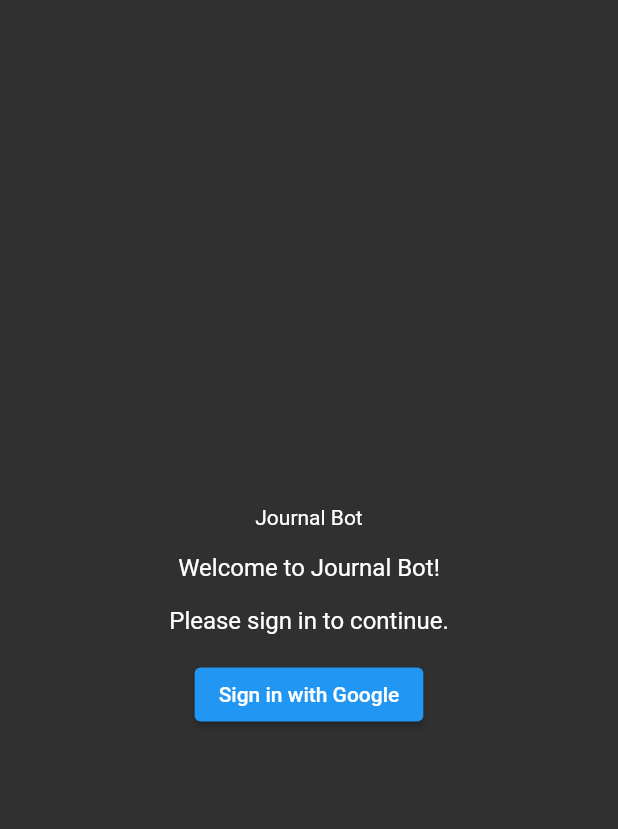
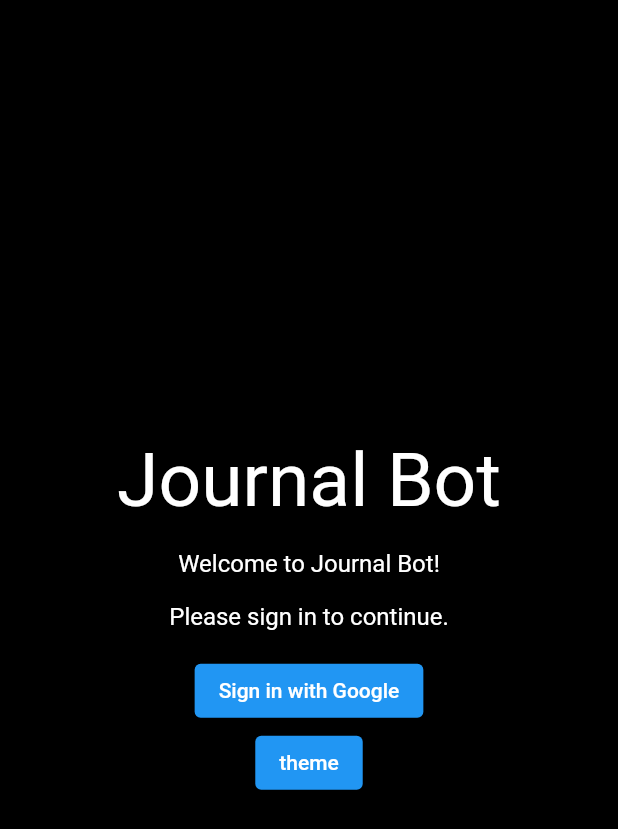
Before and after one commit to shravan-g-k/SKY-Book-public, a Flutter app: the screen it shows after launch, after a tap on "Sign in with Google", on a phone screen of 412 x 824 dp. Shown: the top 829 px of the screen. Run offline on Flutter 3.47's test engine with Material 2 defaults, Android fonts, the phone set to English and light mode, and no system bars; our stand-ins replace flutter_riverpod, shared_preferences, stack_trace.

Commit message:
auth page skeleton UI added

```diff
--- a/lib/main.dart
+++ b/lib/main.dart
@@ -1,31 +1,30 @@
 import 'package:flutter/material.dart';
-import 'package:journalbot/screens/auth_page/auth.dart';
+import 'package:flutter_riverpod/flutter_riverpod.dart';
+import 'package:journalbot/utils/wrapper.dart';
+import 'package:stack_trace/stack_trace.dart' as stack_trace;
 
 void main() {
-  runApp(const JournalBot());
+  runApp(
+    const ProviderScope(
+      child: JournalBot(),
+    ),
+  );
+  FlutterError.demangleStackTrace = (StackTrace stack) {
+    if (stack is stack_trace.Trace) return stack.vmTrace;
+    if (stack is stack_trace.Chain) return stack.toTrace().vmTrace;
+    return stack;
+  };
 }
 
 // TODO : Change the name of the class
-class JournalBot extends StatelessWidget {
+class JournalBot extends ConsumerWidget {
   const JournalBot({super.key});
 
   @override
-  Widget build(BuildContext context) {
-    return MaterialApp(
+  Widget build(BuildContext context, WidgetRef ref) {
+    return const MaterialApp(
       title: 'Journal Bot',
-      home: const AuthScreen(),
-      themeMode: ThemeMode.dark,
-      theme: ThemeData(
-        useMaterial3: true,
-        primarySwatch: Colors.indigo,
-        textTheme: const TextTheme(
-          bodySmall: TextStyle(
-            fontSize: 32,
-            color: Colors.yellow,
-          ),
-        ),
-      ),
-      darkTheme: ThemeData.dark(),
+      home: Wrapper(),
     );
   }
 }
--- a/lib/screens/auth_page/auth.dart
+++ /dev/null
@@ -1,43 +0,0 @@
-import 'package:flutter/material.dart';
-
-class AuthScreen extends StatelessWidget {
-  const AuthScreen({super.key});
-
-  @override
-  Widget build(BuildContext context) {
-    return Scaffold(
-      body: Center(
-        child: Column(
-          mainAxisAlignment: MainAxisAlignment.center,
-          crossAxisAlignment: CrossAxisAlignment.center,
-          children: [
-            const Text(
-              'Journal Bot',
-              style: TextStyle(
-              ),
-            ),
-            const SizedBox(height: 16),
-            const Text(
-              'Welcome to Journal Bot!',
-              style: TextStyle(
-                fontSize: 16,
-              ),
-            ),
-            const SizedBox(height: 16),
-            const Text(
-              'Please sign in to continue.',
-              style: TextStyle(
-                fontSize: 16,
-              ),
-            ),
-            const SizedBox(height: 16),
-            ElevatedButton(
-              onPressed: () {},
-              child: const Text('Sign in with Google'),
-            ),
-          ],
-        ),
-      ),
-    );
-  }
-}
--- /dev/null
+++ b/lib/screens/auth_page/auth_screen.dart
@@ -0,0 +1,64 @@
+import 'package:flutter/material.dart';
+import 'package:flutter_riverpod/flutter_riverpod.dart';
+
+import '../../utils/theme.dart';
+
+class AuthScreen extends ConsumerStatefulWidget {
+  const AuthScreen({super.key});
+
+  @override
+  ConsumerState<AuthScreen> createState() => _AuthScreenState();
+}
+
+class _AuthScreenState extends ConsumerState<AuthScreen> {
+  @override
+  Widget build(BuildContext context) {
+    final theme = ref.watch(themeProvider);
+    return Scaffold(
+      backgroundColor: theme.backgroundColor,
+      body: Center(
+        child: Column(
+          mainAxisAlignment: MainAxisAlignment.center,
+          crossAxisAlignment: CrossAxisAlignment.center,
+          children: [
+            Text(
+              'Journal Bot',
+              style: TextStyle(
+                color: theme.textColor,
+                fontSize: 50,
+              ),
+            ),
+            const SizedBox(height: 16),
+            Text(
+              'Welcome to Journal Bot!',
+              style: TextStyle(fontSize: 16, color: theme.textColor),
+            ),
+            const SizedBox(height: 16),
+            Text(
+              'Please sign in to continue.',
+              style: TextStyle(
+                fontSize: 16,
+                color: theme.textColor,
+              ),
+            ),
+            const SizedBox(height: 16),
+            ElevatedButton(
+              onPressed: () {},
+              child: const Text(
+                'Sign in with Google',
+              ),
+            ),
+            ElevatedButton(
+              onPressed: () {
+                setState(() {
+                  theme.toggleTheme();
+                });
+              },
+              child:const Text('theme'),
+            )
+          ],
+        ),
+      ),
+    );
+  }
+}
--- a/pubspec.yaml
+++ b/pubspec.yaml
@@ -36,6 +36,9 @@ dependencies:
   # Use with the CupertinoIcons class for iOS style icons.
   cupertino_icons: ^1.0.2
   firebase_core: ^2.15.0
+  shared_preferences: ^2.2.0
+  flutter_riverpod: ^2.3.6
+  stack_trace: ^1.11.0
 
 dev_dependencies:
   flutter_test:
```
Also changed, not shown: pubspec.lock, 1 other file.
